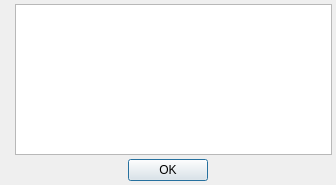
Old version of the form aboutdialog.ui in the repository dngulin/ttyhlauncher.
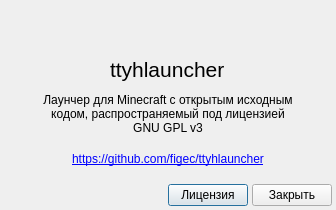
New version of the form. Icons and pictures are not drawn.

Diff of the .ui file:
```diff
--- a/aboutdialog.ui
+++ b/aboutdialog.ui
@@ -7,7 +7,7 @@
     <x>0</x>
     <y>0</y>
     <width>336</width>
-    <height>185</height>
+    <height>210</height>
    </rect>
   </property>
   <property name="windowTitle">
@@ -36,10 +36,11 @@
    <property name="bottomMargin">
     <number>4</number>
    </property>
-   <item>
-    <layout class="QHBoxLayout" name="topLayout">
-     <item>
+   <item alignment="Qt::AlignHCenter">
       <widget class="QLabel" name="logo">
+     <property name="enabled">
+      <bool>true</bool>
+     </property>
        <property name="text">
         <string/>
        </property>
@@ -48,17 +49,37 @@
        </property>
       </widget>
      </item>
-     <item>
-      <widget class="QPlainTextEdit" name="info">
-       <property name="readOnly">
-        <bool>true</bool>
-       </property>
-       <property name="plainText">
-        <string/>
+   <item alignment="Qt::AlignHCenter">
+    <widget class="QLabel" name="ttyhlauncherLabel">
+     <property name="font">
+      <font>
+       <pointsize>16</pointsize>
+      </font>
+     </property>
+     <property name="text">
+      <string>ttyhlauncher</string>
        </property>
       </widget>
      </item>
-    </layout>
+   <item alignment="Qt::AlignHCenter">
+    <widget class="QLabel" name="descriptionLabel">
+     <property name="maximumSize">
+      <size>
+       <width>336</width>
+       <height>16777215</height>
+      </size>
+     </property>
+     <property name="text">
+      <string>&lt;html&gt;&lt;head/&gt;&lt;body&gt;&lt;p align=&quot;center&quot;&gt;Лаунчер для Minecraft с открытым исходным &lt;br/&gt;кодом, распространяемый под лицензией&lt;br/&gt;GNU GPL v3&lt;/p&gt;&lt;/body&gt;&lt;/html&gt;</string>
+     </property>
+    </widget>
+   </item>
+   <item alignment="Qt::AlignHCenter">
+    <widget class="QLabel" name="linkLabel">
+     <property name="text">
+      <string>&lt;html&gt;&lt;head/&gt;&lt;body&gt;&lt;p&gt;&lt;a href=&quot;https://github.com/figec/ttyhlauncher&quot;&gt;&lt;span style=&quot; text-decoration: underline; color:#0000ff;&quot;&gt;https://github.com/figec/ttyhlauncher&lt;/span&gt;&lt;/a&gt;&lt;/p&gt;&lt;/body&gt;&lt;/html&gt;</string>
+     </property>
+    </widget>
    </item>
    <item>
     <layout class="QHBoxLayout" name="botLayout">
@@ -78,22 +99,19 @@
      <item>
       <widget class="QPushButton" name="okButton">
        <property name="text">
-        <string>OK</string>
+        <string>Лицензия</string>
        </property>
       </widget>
      </item>
      <item>
-      <spacer name="rhspc">
-       <property name="orientation">
-        <enum>Qt::Horizontal</enum>
+      <widget class="QPushButton" name="closeButton">
+       <property name="contextMenuPolicy">
+        <enum>Qt::DefaultContextMenu</enum>
        </property>
-       <property name="sizeHint" stdset="0">
-        <size>
-         <width>40</width>
-         <height>20</height>
-        </size>
+       <property name="text">
+        <string>Закрыть</string>
        </property>
-      </spacer>
+      </widget>
      </item>
     </layout>
    </item>
```
Left out of the diff: 11 changed lines with no effect on the pictures. Lines whose indentation alone changed are shown as unchanged.
